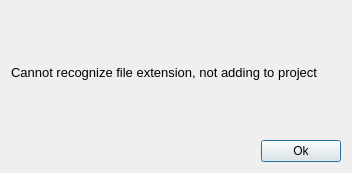
Above: TalgaEditor/wrongextdialog.ui from coarsecrunch/talgaen-mythos before the change. Below: the same form after it.
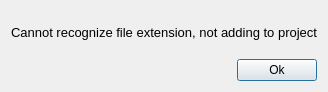
That is the form after the change.

The edit to the form file:
```diff
--- a/TalgaEditor/wrongextdialog.ui
+++ b/TalgaEditor/wrongextdialog.ui
@@ -6,8 +6,8 @@
    <rect>
     <x>0</x>
     <y>0</y>
-    <width>352</width>
-    <height>173</height>
+    <width>323</width>
+    <height>92</height>
    </rect>
   </property>
   <property name="windowTitle">
```
